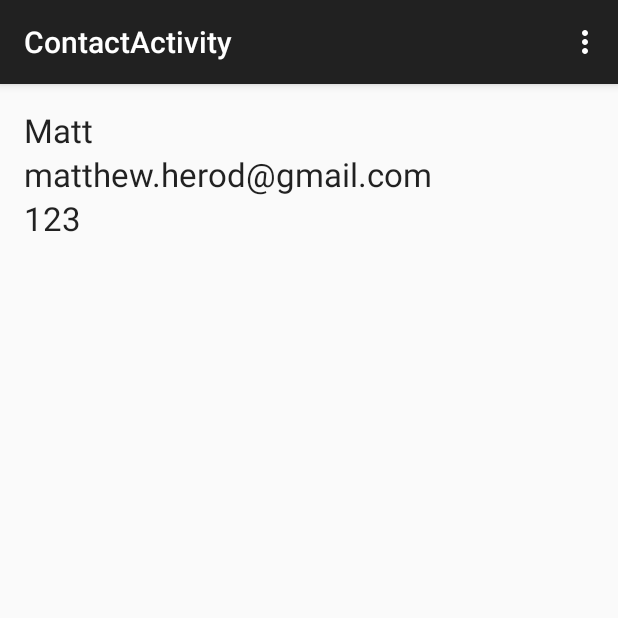
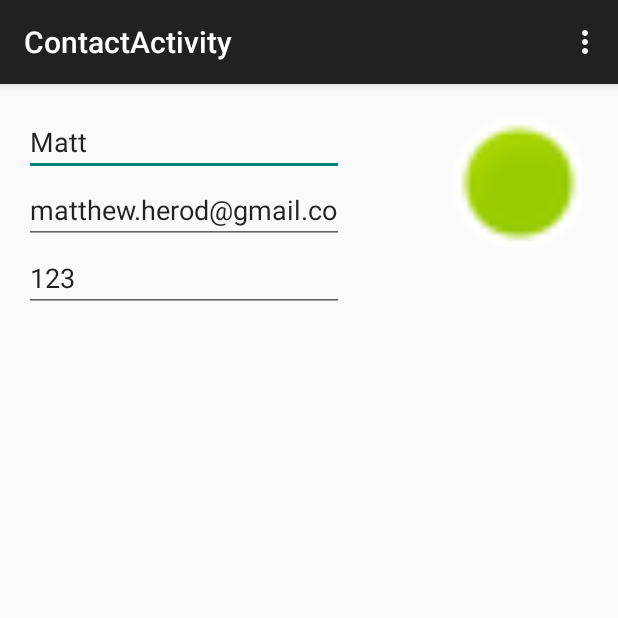
Before and after one commit to mherod/Contacts-Android, an Android app: the ContactActivity screen opened directly, with no data from a screen before it, on a phone screen of 412 x 824 dp, the top half of it. Run offline under Robolectric (Android 15) with nearby library versions, the phone set to English and light mode, and no system bars; 1 statement that could not run was skipped.

Commit message:
EditTexts and launcher icon

```diff
--- a/app/src/main/java/co/herod/contacts/ContactActivity.java
+++ b/app/src/main/java/co/herod/contacts/ContactActivity.java
@@ -4,7 +4,7 @@ import android.os.Bundle;
 import android.support.v7.app.ActionBarActivity;
 import android.view.Menu;
 import android.view.MenuItem;
-import android.widget.TextView;
+import android.widget.EditText;
 
 
 public class ContactActivity extends ActionBarActivity {
@@ -13,18 +13,18 @@ public class ContactActivity extends ActionBarActivity {
 
     private Contact mContact;
 
-    private TextView mNameTextView;
-    private TextView mEmailTextView;
-    private TextView mTelTextView;
+    private EditText mNameEditText;
+    private EditText mEmailEditText;
+    private EditText mTelEditText;
 
     @Override
     protected void onCreate(Bundle savedInstanceState) {
         super.onCreate(savedInstanceState);
         setContentView(R.layout.activity_contact);
 
-        mNameTextView = (TextView) findViewById(R.id.contactNameTextView);
-        mEmailTextView = (TextView) findViewById(R.id.contactEmailTextView);
-        mTelTextView = (TextView) findViewById(R.id.contactTelTextView);
+        mNameEditText = (EditText) findViewById(R.id.contactNameEditText);
+        mEmailEditText = (EditText) findViewById(R.id.contactEmailEditText);
+        mTelEditText = (EditText) findViewById(R.id.contactTelEditText);
 
         contactTable = new ContactTable(this);
         contactTable.open();
@@ -32,11 +32,13 @@ public class ContactActivity extends ActionBarActivity {
         Bundle extras = getIntent().getExtras();
         int contactId = extras.getInt("contactid");
 
-        mContact = contactTable.getContact(contactId);
+        if (contactId > -1) {
+            mContact = contactTable.getContact(contactId);
 
-        mNameTextView.setText(mContact.getName());
-        mEmailTextView.setText(mContact.getEmail());
-        mTelTextView.setText(mContact.getTel());
+            mNameEditText.setText(mContact.getName());
+            mEmailEditText.setText(mContact.getEmail());
+            mTelEditText.setText(mContact.getTel());
+        }
 
     }
 
--- a/app/src/main/java/co/herod/contacts/ContactListFragment.java
+++ b/app/src/main/java/co/herod/contacts/ContactListFragment.java
@@ -35,10 +35,12 @@ public class ContactListFragment extends Fragment {
     public void onCreate(Bundle savedInstanceState) {
         super.onCreate(savedInstanceState);
 
-        contactTable = new ContactTable(getActivity());
+        Context context = getActivity();
+
+        contactTable = new ContactTable(context);
 
         contactListUpdateReceiver = new ContactListUpdateReceiver();
-        contactListAdapter = new ContactListAdapter(getActivity(), contactTable);
+        contactListAdapter = new ContactListAdapter(context, contactTable);
     }
 
     @Override
--- a/app/src/main/res/layout/activity_contact.xml
+++ b/app/src/main/res/layout/activity_contact.xml
@@ -6,33 +6,44 @@
     android:paddingBottom="@dimen/activity_vertical_margin"
     tools:context="co.herod.contacts.ContactActivity">
 
-    <TextView
+    <EditText
         android:layout_width="wrap_content"
         android:layout_height="wrap_content"
-        android:textAppearance="?android:attr/textAppearanceLarge"
-        android:text="Large Text"
-        android:id="@+id/contactNameTextView"
+        android:inputType="textPersonName"
+        android:text="Name"
+        android:ems="10"
+        android:id="@+id/contactNameEditText"
         android:layout_alignParentTop="true"
         android:layout_alignParentLeft="true"
         android:layout_alignParentStart="true" />
 
-    <TextView
+    <EditText
         android:layout_width="wrap_content"
         android:layout_height="wrap_content"
-        android:textAppearance="?android:attr/textAppearanceLarge"
-        android:text="Large Text"
-        android:id="@+id/contactEmailTextView"
-        android:layout_below="@+id/contactNameTextView"
+        android:inputType="textEmailAddress"
+        android:ems="10"
+        android:id="@+id/contactEmailEditText"
+        android:layout_below="@+id/contactNameEditText"
         android:layout_alignParentLeft="true"
         android:layout_alignParentStart="true" />
 
-    <TextView
+    <EditText
         android:layout_width="wrap_content"
         android:layout_height="wrap_content"
-        android:textAppearance="?android:attr/textAppearanceLarge"
-        android:text="Large Text"
-        android:id="@+id/contactTelTextView"
-        android:layout_below="@+id/contactEmailTextView"
+        android:inputType="phone"
+        android:ems="10"
+        android:id="@+id/contactTelEditText"
+        android:layout_below="@+id/contactEmailEditText"
         android:layout_alignParentLeft="true"
         android:layout_alignParentStart="true" />
+
+    <ImageView
+        android:layout_width="100dp"
+        android:layout_height="100dp"
+        android:id="@+id/imageView"
+        android:src="@android:drawable/presence_online"
+        android:scaleType="centerCrop"
+        android:layout_alignParentTop="true"
+        android:layout_alignParentRight="true"
+        android:layout_alignParentEnd="true" />
 </RelativeLayout>
--- a/app/src/main/res/layout/contact_list_item.xml
+++ b/app/src/main/res/layout/contact_list_item.xml
@@ -2,13 +2,15 @@
 <LinearLayout xmlns:android="http://schemas.android.com/apk/res/android"
     android:orientation="vertical"
     android:layout_width="match_parent"
-    android:layout_height="match_parent"
+    android:layout_height="70dp"
     android:padding="12dp">
 
     <TextView
-        android:layout_width="wrap_content"
-        android:layout_height="wrap_content"
+        android:layout_width="235dp"
+        android:layout_height="match_parent"
         android:textAppearance="?android:attr/textAppearanceMedium"
         android:text="Contact Name"
-        android:id="@+id/contactNameTextView" />
+        android:id="@+id/contactNameTextView"
+        android:layout_gravity="center_vertical|left"
+        android:singleLine="true" />
 </LinearLayout>
```
Also changed, not shown: app/src/main/res/mipmap-hdpi/ic_launcher.png, app/src/main/res/mipmap-mdpi/ic_launcher.png, app/src/main/res/mipmap-xhdpi/ic_launcher.png, app/src/main/res/mipmap-xxhdpi/ic_launcher.png, app/src/main/res/mipmap-xxxhdpi/ic_launcher.png (added), 1 other file.
